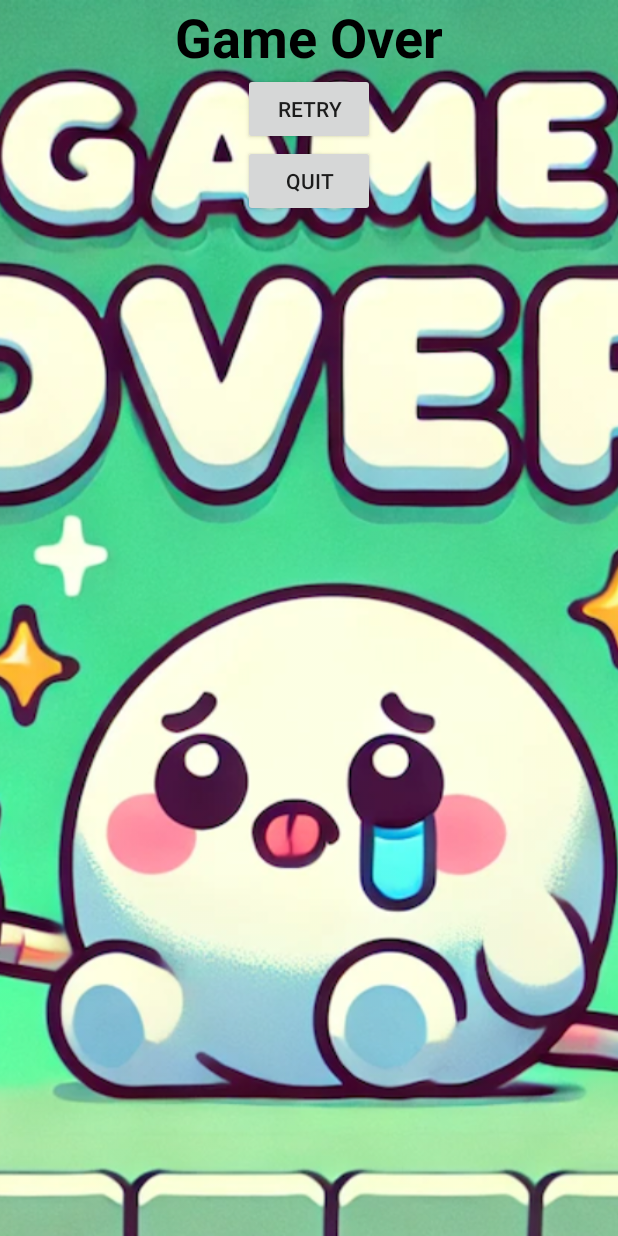
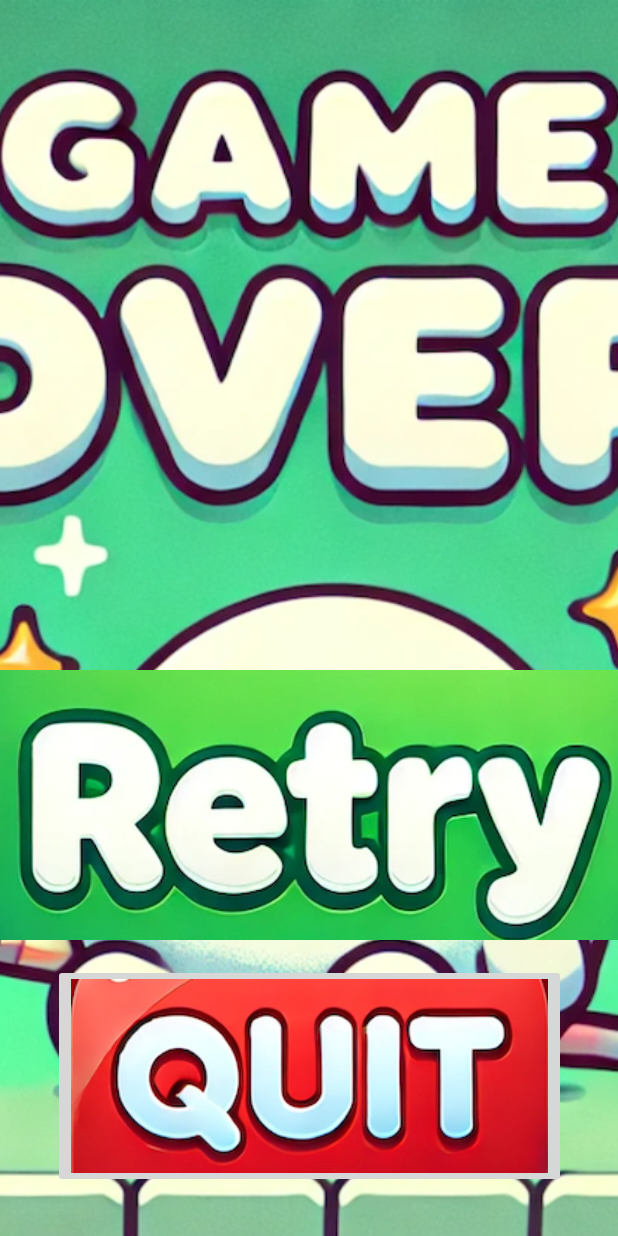
Before and after one commit to ImagineWagons8487/FlailsAndFriends, an Android app: the layout activity_game_over.xml on its own in the app's theme, with its tools: preview values and no code run, on a phone screen of 412 x 824 dp. Run offline under Robolectric (Android 15) with nearby library versions, the phone set to English and light mode, and no system bars.

Commit message:
Updated Game Over Screen layout and added custom button images 😇

```diff
--- a/app/src/main/res/layout/activity_game_over.xml
+++ b/app/src/main/res/layout/activity_game_over.xml
@@ -1,5 +1,7 @@
-<androidx.constraintlayout.widget.ConstraintLayout xmlns:android="http://schemas.android.com/apk/res/android"
+<androidx.constraintlayout.widget.ConstraintLayout
+    xmlns:android="http://schemas.android.com/apk/res/android"
     xmlns:app="http://schemas.android.com/apk/res-auto"
+    xmlns:tools="http://schemas.android.com/tools"
     android:layout_width="match_parent"
     android:layout_height="match_parent"
     android:background="@android:color/white">
@@ -9,45 +11,35 @@
         android:id="@+id/gameOverImage"
         android:layout_width="0dp"
         android:layout_height="0dp"
+        android:scaleType="centerCrop"
         android:src="@drawable/game_over"
-        android:scaleType="centerCrop"
         app:layout_constraintTop_toTopOf="parent"
         app:layout_constraintBottom_toBottomOf="parent"
         app:layout_constraintStart_toStartOf="parent"
         app:layout_constraintEnd_toEndOf="parent" />
 
-    <!-- Game Over Text -->
-    <TextView
-        android:id="@+id/gameOverText"
-        android:layout_width="wrap_content"
-        android:layout_height="wrap_content"
-        android:text="Game Over"
-        android:textSize="36sp"
-        android:textColor="@android:color/black"
-        android:textStyle="bold"
-        app:layout_constraintTop_toTopOf="parent"
-        app:layout_constraintStart_toStartOf="parent"
+    <!-- Retry Button -->
+    <ImageButton
+        android:id="@+id/retryButton"
+        android:layout_width="432dp"
+        android:layout_height="180dp"
+        android:layout_marginBottom="16dp"
+        android:contentDescription="@string/retry"
+        android:src="@drawable/retry_button"
+        app:layout_constraintBottom_toTopOf="@+id/quitButton"
         app:layout_constraintEnd_toEndOf="parent"
-        app:layout_constraintBottom_toTopOf="@+id/retryButton" />
-
-    <!-- Retry Button -->
-    <Button
-        android:id="@+id/retryButton"
-        android:layout_width="wrap_content"
-        android:layout_height="wrap_content"
-        android:text="Retry"
-        app:layout_constraintTop_toBottomOf="@+id/gameOverText"
-        app:layout_constraintStart_toStartOf="parent"
-        app:layout_constraintEnd_toEndOf="parent" />
+        app:layout_constraintStart_toStartOf="parent" />
 
     <!-- Quit Button -->
-    <Button
+    <ImageButton
         android:id="@+id/quitButton"
         android:layout_width="wrap_content"
         android:layout_height="wrap_content"
-        android:text="Quit"
-        app:layout_constraintTop_toBottomOf="@+id/retryButton"
+        android:src="@drawable/quit_button"
+        android:contentDescription="@string/quit"
+        app:layout_constraintBottom_toBottomOf="parent"
         app:layout_constraintStart_toStartOf="parent"
-        app:layout_constraintEnd_toEndOf="parent" />
+        app:layout_constraintEnd_toEndOf="parent"
+        android:layout_marginBottom="32dp" />
 
 </androidx.constraintlayout.widget.ConstraintLayout>
```
Also changed, not shown: app/src/main/res/drawable/quit_button.png (added), app/src/main/res/drawable/retry_button.png (added).
